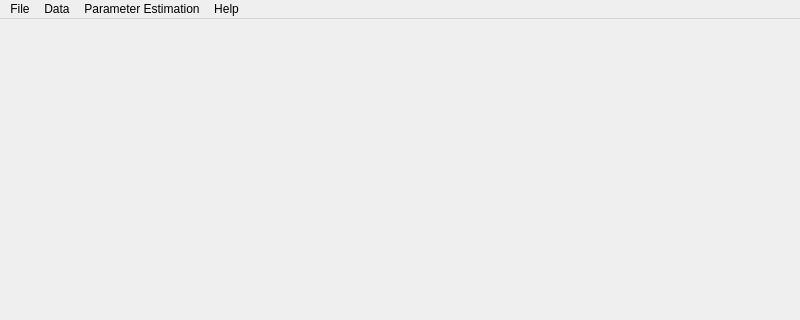
This is mainwindow.ui in ArashMassoudieh/ChronoGW as Qt 5 draws it before an edit; both pictures show x 0 to 800 and y 0 to 320 of the 800 by 600 pixel window. The edited form follows.
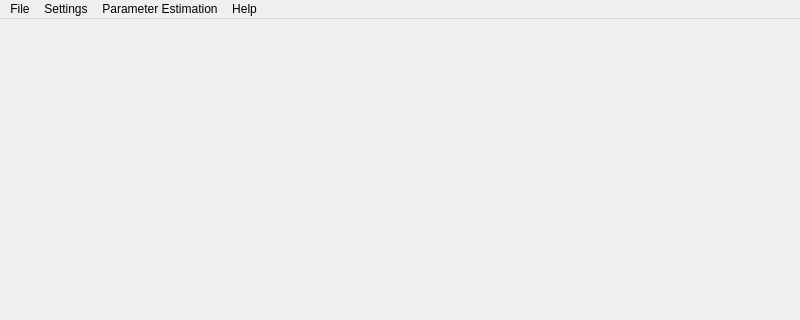
This is the edited form.

```diff
--- a/mainwindow.ui
+++ b/mainwindow.ui
@@ -31,15 +31,6 @@
     <addaction name="actionSave"/>
     <addaction name="actionSave_As"/>
    </widget>
-   <widget class="QMenu" name="menuData">
-    <property name="title">
-     <string>Data</string>
-    </property>
-    <addaction name="actionWells"/>
-    <addaction name="actionTracers"/>
-    <addaction name="actionParameters"/>
-    <addaction name="actionObservations"/>
-   </widget>
    <widget class="QMenu" name="menuParameter_Estimation">
     <property name="title">
      <string>Parameter Estimation</string>
@@ -54,8 +45,16 @@
     </property>
     <addaction name="actionAbout"/>
    </widget>
+   <widget class="QMenu" name="menuSettings">
+    <property name="title">
+     <string>Settings</string>
+    </property>
+    <addaction name="actionGenetic_Algorithm_Settings"/>
+    <addaction name="actionMCMC_Settings"/>
+    <addaction name="actionLevenberg_Marquardt_Settings"/>
+   </widget>
    <addaction name="menuFile"/>
-   <addaction name="menuData"/>
+   <addaction name="menuSettings"/>
    <addaction name="menuParameter_Estimation"/>
    <addaction name="menuAbout"/>
   </widget>
```
Left out of the diff: 21 changed lines with no effect on the pictures.
